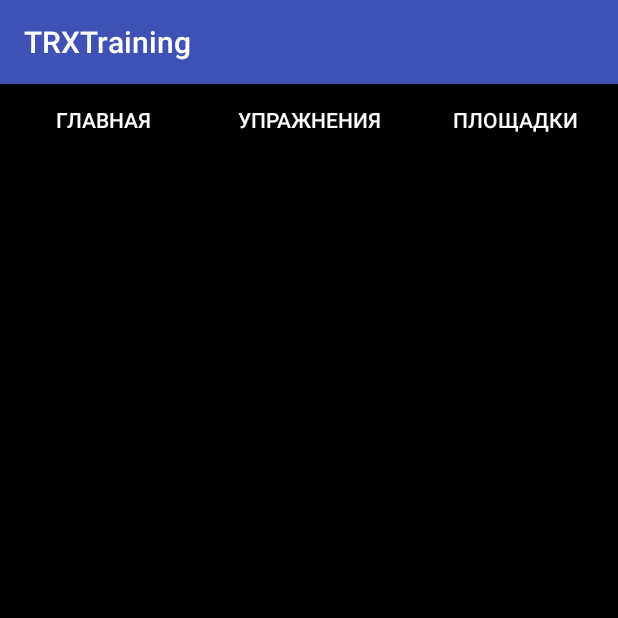
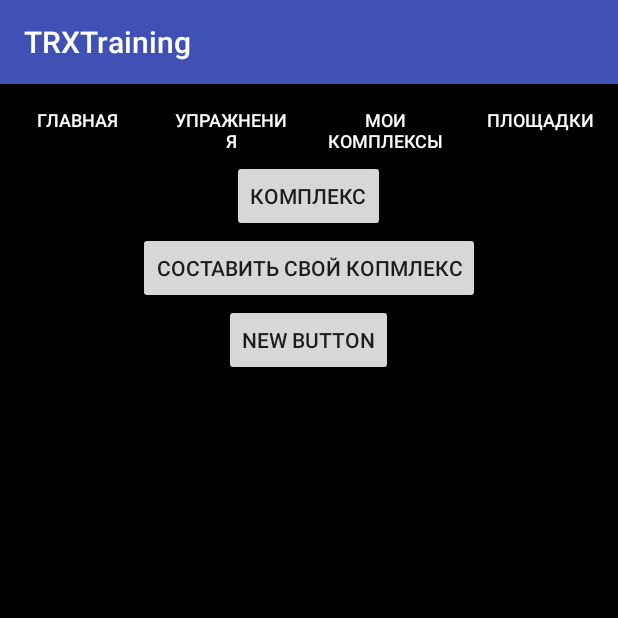
Before and after one commit to volhaBokuts/TRXTraining, an Android app: the screen it shows after launch (HomeActivity), on a phone screen of 412 x 824 dp, the top half of it. Run offline under Robolectric (Android 15) with nearby library versions, the phone set to English and light mode, and no system bars.

Commit message:
home page design

```diff
--- a/app/src/main/res/layout/activity_main.xml
+++ b/app/src/main/res/layout/activity_main.xml
@@ -19,8 +19,8 @@
             android:layout_height="wrap_content"
             android:text="@string/btn_home"
             android:layout_weight="1"
-            android:background="@color/colorBackground"
-            android:textColor="@color/colorText" />
+            android:textColor="@color/colorText"
+            android:textSize="12sp" />
 
         <Button
             android:id="@+id/buttonExercises"
@@ -29,8 +29,18 @@
             android:layout_height="wrap_content"
             android:text="@string/btn_exercises"
             android:layout_weight="1"
-            android:background="@color/colorBackground"
-            android:textColor="@color/colorText" />
+            android:textColor="@color/colorText"
+            android:textSize="12sp"/>
+
+        <Button
+            android:id="@+id/buttonTraining"
+            style="?android:attr/borderlessButtonStyle"
+            android:layout_width="0dp"
+            android:layout_height="wrap_content"
+            android:text="@string/btn_training"
+            android:layout_weight="1"
+            android:textColor="@color/colorText"
+            android:textSize="12sp"/>
 
         <Button
             android:id="@+id/buttonWorkout"
@@ -39,8 +49,36 @@
             android:layout_height="wrap_content"
             android:text="@string/btn_workout"
             android:layout_weight="1"
-            android:background="@color/colorBackground"
-            android:textColor="@color/colorText" />
+            android:textColor="@color/colorText"
+            android:textSize="12sp"/>
+
+    </LinearLayout>
+
+    <LinearLayout
+        android:orientation="vertical"
+        android:layout_width="match_parent"
+        android:layout_height="match_parent">
+
+        <Button
+            android:id="@+id/buttonComplex"
+            android:layout_width="wrap_content"
+            android:layout_height="wrap_content"
+            android:text="@string/btn_complex"
+            android:layout_gravity="center_horizontal" />
+
+        <Button
+            android:id="@+id/buttonOwnComplex"
+            android:layout_width="wrap_content"
+            android:layout_height="wrap_content"
+            android:text="@string/btn_own_complex"
+            android:layout_gravity="center_horizontal" />
+
+        <Button
+            android:id="@+id/button3"
+            android:layout_width="wrap_content"
+            android:layout_height="wrap_content"
+            android:text="New Button"
+            android:layout_gravity="center_horizontal" />
 
     </LinearLayout>
 
--- a/app/src/main/res/values/strings.xml
+++ b/app/src/main/res/values/strings.xml
@@ -3,4 +3,7 @@
     <string name="btn_home">Главная</string>
     <string name="btn_exercises">Упражнения</string>
     <string name="btn_workout">Площадки</string>
+    <string name="btn_training">Мои комплексы</string>
+    <string name="btn_complex">Комплекс</string>
+    <string name="btn_own_complex">Составить свой копмлекс</string>
 </resources>
--- a/app/src/main/res/values/styles.xml
+++ b/app/src/main/res/values/styles.xml
@@ -11,6 +11,7 @@
     <style name="MenuButton">
         <item name="android:background">@color/colorBackground</item>
         <item name="android:text">@color/colorText</item>
+        <item name="android:textSize">12sp</item>
     </style>
 
 </resources>
```
